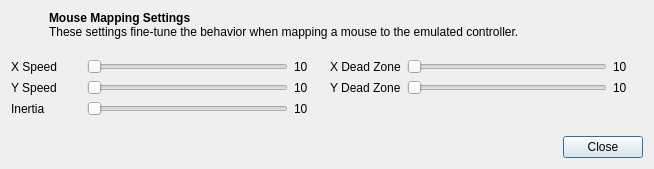
Old version of the form pcsx2-qt/Settings/ControllerMouseSettingsDialog.ui in the repository PCSX2/pcsx2.
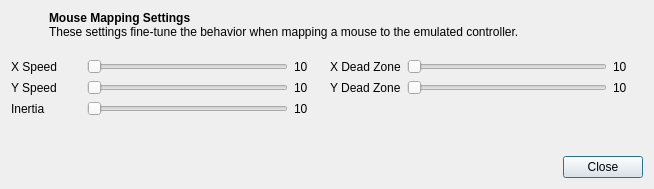
New version of the form.

Diff of the .ui file:
```diff
--- a/pcsx2-qt/Settings/ControllerMouseSettingsDialog.ui
+++ b/pcsx2-qt/Settings/ControllerMouseSettingsDialog.ui
@@ -7,7 +7,7 @@
     <x>0</x>
     <y>0</y>
     <width>654</width>
-    <height>169</height>
+    <height>189</height>
    </rect>
   </property>
   <property name="windowTitle">
```
Left out of the diff: 40 changed lines with no effect on the pictures.
